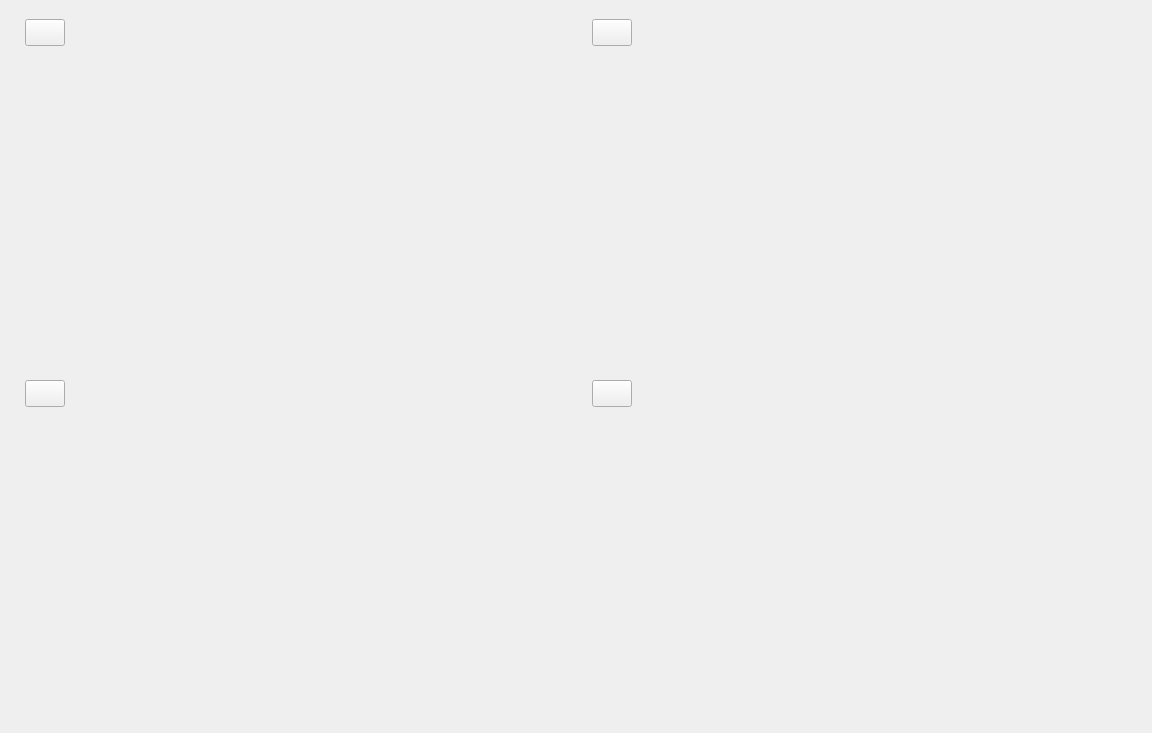
Above: Source/04Ui/formmain.ui from BeyondXinXin/OpenBrowser before the change. Below: the same form after it.
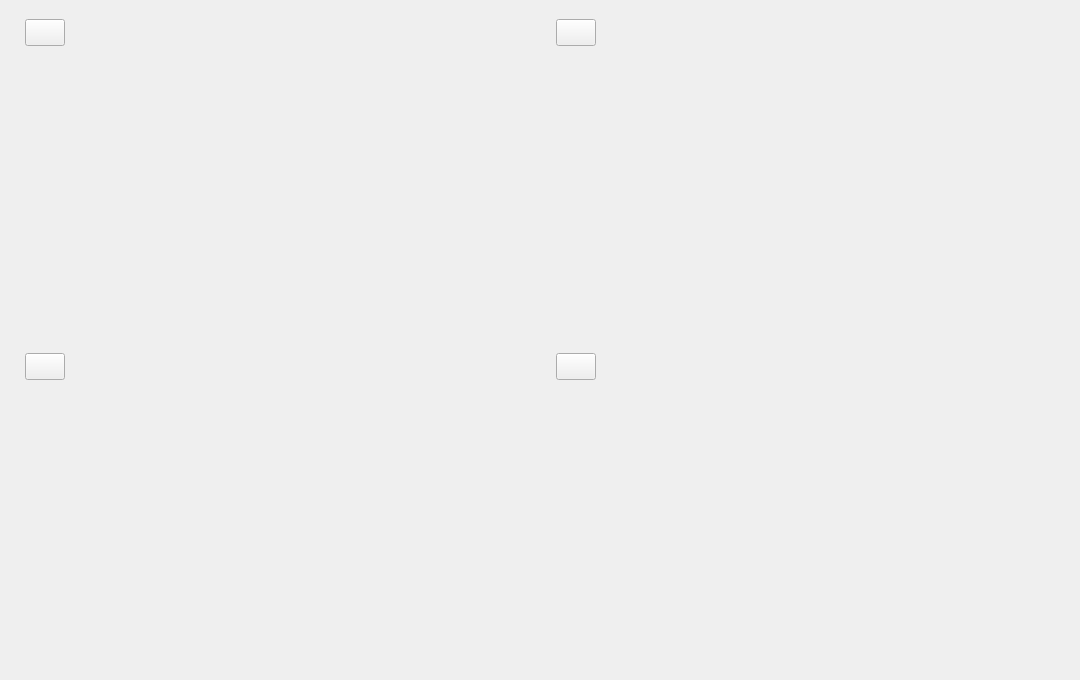
That is the form after the change. Custom widgets are drawn as their Qt base class.

What changed in the file:
```diff
--- a/Source/04Ui/formmain.ui
+++ b/Source/04Ui/formmain.ui
@@ -6,8 +6,8 @@
    <rect>
     <x>0</x>
     <y>0</y>
-    <width>1152</width>
-    <height>733</height>
+    <width>1080</width>
+    <height>680</height>
    </rect>
   </property>
   <property name="windowTitle">
```
